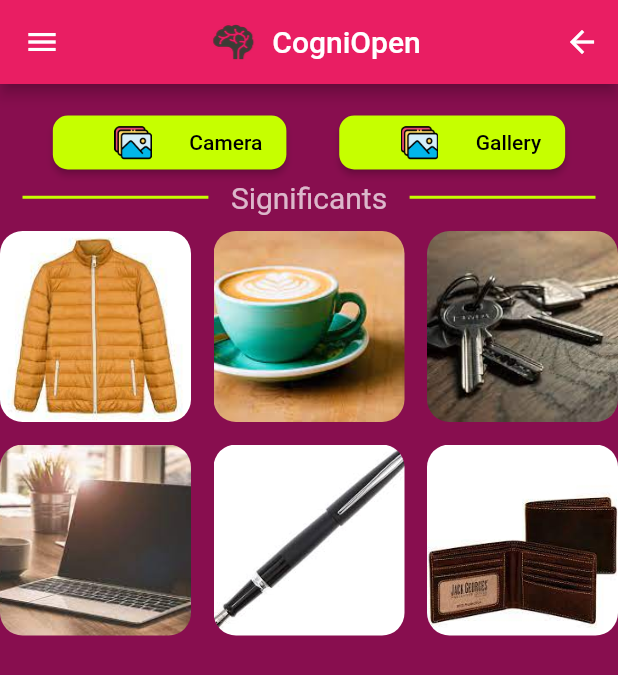
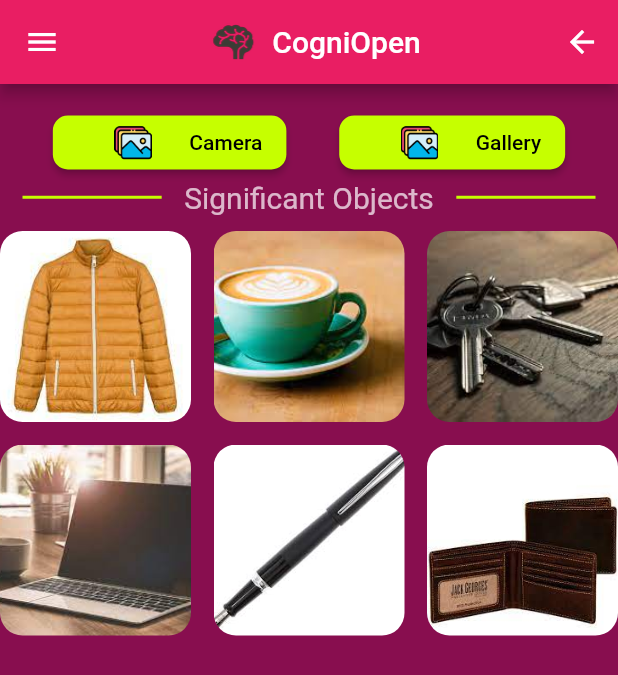
Before and after one commit to umgc/fall2023, a Flutter app: the SignificantObjectScreen screen opened directly, on a phone screen of 412 x 824 dp. Shown: the top 675 px of the screen. Run offline on Flutter 3.47's test engine with Material 2 defaults, Android fonts, the phone set to English and light mode, and no system bars; our stand-ins replace camera, flutter_dotenv, flutter_speed_dial, geocoding, geolocator, image_picker and 3 more; missing offline and left inert: aws_kinesis_api, aws_rekognition_api, aws_s3_api, chat_gpt_flutter, flutter_sound, video_thumbnail.

```diff
--- a/cogniopenapp/lib/ui/significantObjectScreen.dart
+++ b/cogniopenapp/lib/ui/significantObjectScreen.dart
@@ -152,7 +152,7 @@ class SignificantObjectScreen extends StatelessWidget {
               endIndent: 15,
             )),
             Text(
-              "Significants",
+              "Significant Objects",
               style: TextStyle(
                 fontSize: 20.0, // Adjust font size as needed
                 color:
```
